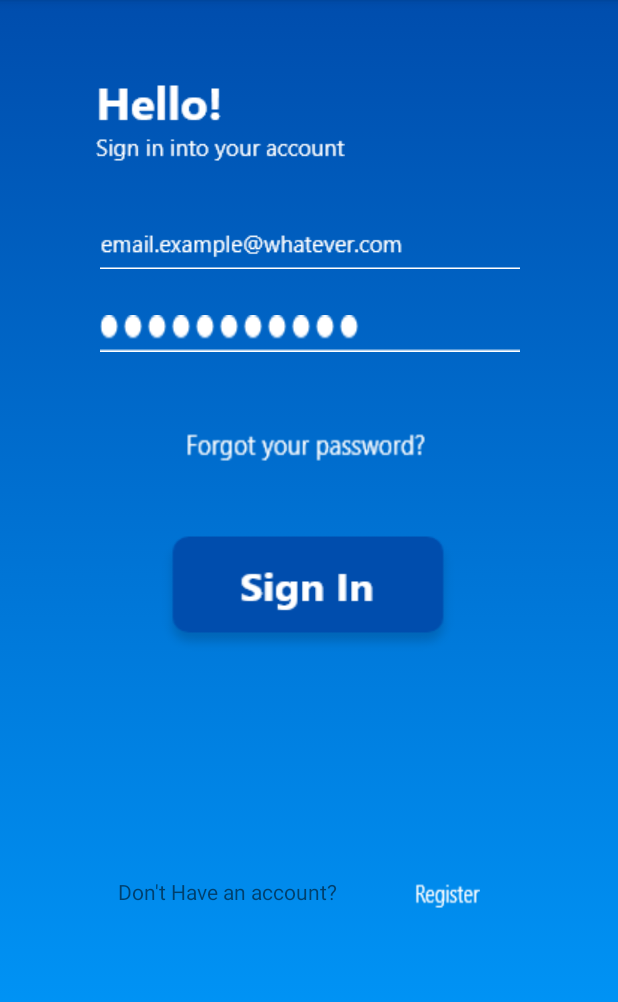
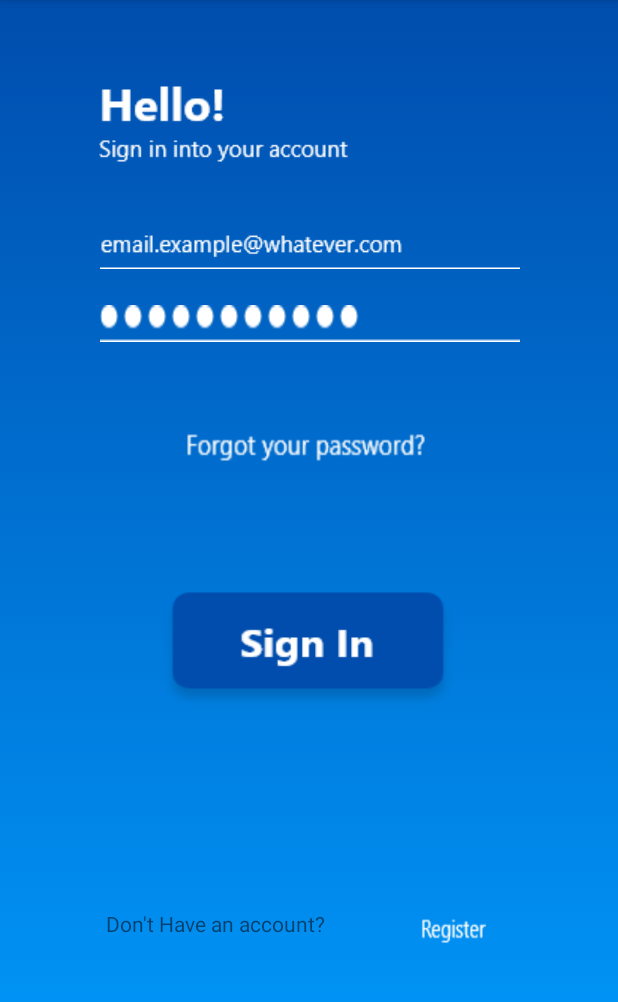
Before and after one commit to Leandro-Thiery/Bookify, an Android app: the screen it shows after launch (MainActivity), on a phone screen of 412 x 824 dp, the part 84-1086 px from its top. Run offline under Robolectric (Android 15) with nearby library versions, the phone set to English and light mode, and no system bars; our stand-ins replace Firebase (no records; nobody signed in at launch, a user with empty details on screens opened directly); Roboto replaces fonts that are not available here.

Commit message:
bagusin UI

```diff
--- a/app/src/main/res/layout/activity_main.xml
+++ b/app/src/main/res/layout/activity_main.xml
@@ -11,7 +11,7 @@
         android:id="@+id/buttonLogin"
         android:layout_width="200dp"
         android:layout_height="wrap_content"
-        android:layout_marginTop="120dp"
+        android:layout_marginTop="84dp"
         android:background="@drawable/component_14__1"
         android:fontFamily="@font/athiti"
         android:textColor="@color/colorWhite"
@@ -19,19 +19,21 @@
         app:layout_constraintEnd_toEndOf="parent"
         app:layout_constraintHorizontal_bias="0.497"
         app:layout_constraintStart_toStartOf="parent"
-        app:layout_constraintTop_toBottomOf="@+id/edtTxtPass" />
+        app:layout_constraintTop_toBottomOf="@+id/buttonForgot" />
 
     <Button
         android:id="@+id/txtbuttonRegister"
         android:layout_width="43dp"
         android:layout_height="21dp"
-        android:layout_marginEnd="92dp"
-        android:layout_marginTop="148dp"
+        android:layout_marginEnd="88dp"
+        android:layout_marginTop="132dp"
         android:background="@drawable/component_18__1"
         android:fontFamily="@font/athiti"
         android:src="@drawable/component_11__1"
+        app:layout_constraintBottom_toBottomOf="parent"
         app:layout_constraintEnd_toEndOf="parent"
-        app:layout_constraintTop_toBottomOf="@+id/buttonLogin" />
+        app:layout_constraintTop_toBottomOf="@+id/buttonLogin"
+        app:layout_constraintVertical_bias="0.013" />
 
     <Button
         android:id="@+id/buttonForgot"
@@ -59,7 +61,7 @@
         app:layout_constraintHorizontal_bias="0.0"
         app:layout_constraintStart_toStartOf="@+id/edtTxtEmail"
         app:layout_constraintTop_toBottomOf="@+id/edtTxtEmail"
-        app:layout_constraintVertical_bias="0.116" />
+        app:layout_constraintVertical_bias="0.0" />
 
     <EditText
         android:id="@+id/edtTxtEmail"
@@ -89,22 +91,29 @@
         android:id="@+id/textView"
         android:layout_width="wrap_content"
         android:layout_height="wrap_content"
-        android:layout_marginEnd="52dp"
-        android:layout_marginTop="148dp"
+        android:layout_marginEnd="64dp"
+        android:layout_marginTop="132dp"
         android:text="Don't Have an account?"
+        app:layout_constraintBottom_toBottomOf="parent"
         app:layout_constraintEnd_toStartOf="@+id/txtbuttonRegister"
+        app:layout_constraintHorizontal_bias="1.0"
+        app:layout_constraintStart_toStartOf="parent"
         app:layout_constraintTop_toBottomOf="@+id/buttonLogin"
+        app:layout_constraintVertical_bias="0.0"
         tools:ignore="MissingConstraints" />
 
     <TextView
         android:id="@+id/textView2"
         android:layout_width="wrap_content"
         android:layout_height="wrap_content"
-        android:layout_marginBottom="44dp"
-        android:layout_marginStart="64dp"
+        android:layout_marginBottom="24dp"
         android:background="@drawable/component_15__1"
         app:layout_constraintBottom_toTopOf="@+id/edtTxtEmail"
-        app:layout_constraintStart_toStartOf="parent" />
+        app:layout_constraintEnd_toEndOf="parent"
+        app:layout_constraintHorizontal_bias="0.269"
+        app:layout_constraintStart_toStartOf="parent"
+        app:layout_constraintTop_toTopOf="parent"
+        app:layout_constraintVertical_bias="0.72" />
 
 
 </androidx.constraintlayout.widget.ConstraintLayout>
```
